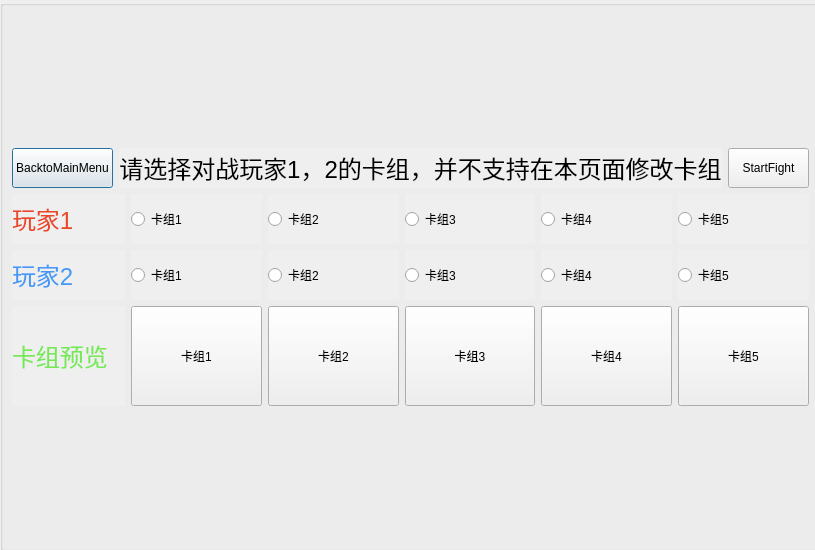
Above: fightpre.ui from xiaxiaoguang/QTproject before the change. Below: the same form after it.
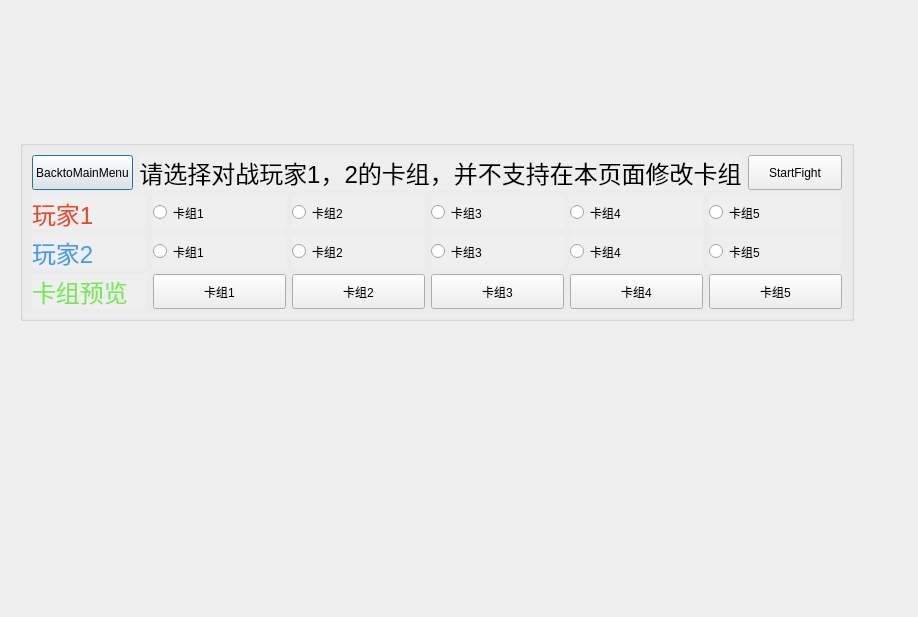
That is the form after the change. Icons and pictures are not drawn.

What changed in the file:
```diff
--- a/fightpre.ui
+++ b/fightpre.ui
@@ -6,8 +6,8 @@
    <rect>
     <x>0</x>
     <y>0</y>
-    <width>815</width>
-    <height>550</height>
+    <width>918</width>
+    <height>617</height>
    </rect>
   </property>
   <property name="sizePolicy">
@@ -25,10 +25,10 @@
   <widget class="QGroupBox" name="Main">
    <property name="geometry">
     <rect>
-     <x>0</x>
-     <y>0</y>
-     <width>821</width>
-     <height>551</height>
+     <x>20</x>
+     <y>140</y>
+     <width>834</width>
+     <height>181</height>
     </rect>
    </property>
    <layout class="QVBoxLayout" name="verticalLayout_3">
```
